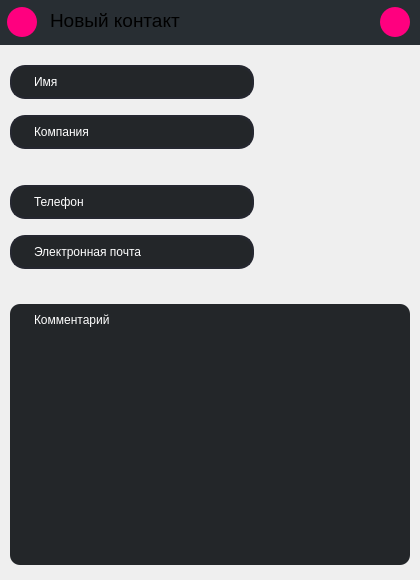
Above: Client/new_contact.ui from KarpovVlY/Client before the change. Below: the same form after it.
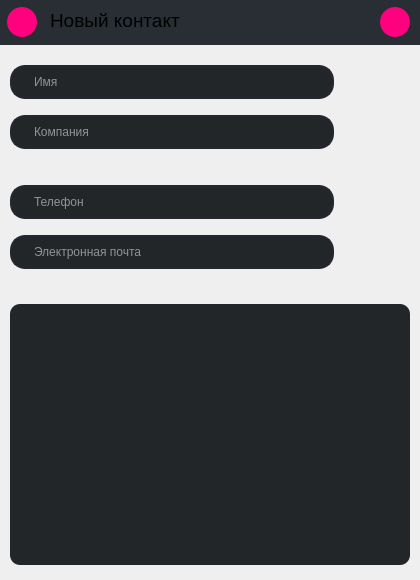
That is the form after the change. Icons and pictures are not drawn.

Patch:
```diff
--- a/Client/new_contact.ui
+++ b/Client/new_contact.ui
@@ -30,7 +30,7 @@
      <rect>
       <x>50</x>
       <y>5</y>
-      <width>141</width>
+      <width>271</width>
       <height>30</height>
      </rect>
     </property>
@@ -222,18 +222,21 @@
      <enum>Qt::ScrollBarAsNeeded</enum>
     </property>
     <property name="plainText">
-     <string>Комментарий</string>
+     <string/>
     </property>
     <property name="tabStopWidth">
      <number>20</number>
     </property>
+    <property name="placeholderText">
+     <string>Комментарий</string>
+    </property>
    </widget>
    <widget class="QLineEdit" name="nameLineEdit">
     <property name="geometry">
      <rect>
       <x>10</x>
       <y>20</y>
-      <width>244</width>
+      <width>324</width>
       <height>34</height>
      </rect>
     </property>
@@ -246,9 +249,9 @@
 	padding-right: 20px; 
 	background-color: rgb(35, 38, 41); 
 	selection-background-color: rgb(43,45,56);  
-	max-width:200px; 
+	max-width:280px; 
 	max-height:30px;
-	min-width:200px; 
+	min-width:280px; 
 	min-height:30px;
 }
  
@@ -263,6 +266,9 @@
 </string>
     </property>
     <property name="text">
+     <string/>
+    </property>
+    <property name="placeholderText">
      <string>Имя</string>
     </property>
    </widget>
@@ -271,7 +277,7 @@
      <rect>
       <x>10</x>
       <y>70</y>
-      <width>244</width>
+      <width>324</width>
       <height>34</height>
      </rect>
     </property>
@@ -284,9 +290,9 @@
 	padding-right: 20px; 
 	background-color: rgb(35, 38, 41); 
 	selection-background-color: rgb(43,45,56);  
-	max-width:200px; 
+	max-width:280px; 
 	max-height:30px;
-	min-width:200px; 
+	min-width:280px; 
 	min-height:30px;
 }
  
@@ -301,6 +307,9 @@
 </string>
     </property>
     <property name="text">
+     <string/>
+    </property>
+    <property name="placeholderText">
      <string>Компания</string>
     </property>
    </widget>
@@ -309,7 +318,7 @@
      <rect>
       <x>10</x>
       <y>190</y>
-      <width>244</width>
+      <width>324</width>
       <height>34</height>
      </rect>
     </property>
@@ -322,9 +331,9 @@
 	padding-right: 20px; 
 	background-color: rgb(35, 38, 41); 
 	selection-background-color: rgb(43,45,56);  
-	max-width:200px; 
+	max-width:280px; 
 	max-height:30px;
-	min-width:200px; 
+	min-width:280px; 
 	min-height:30px;
 }
  
@@ -339,6 +348,9 @@
 </string>
     </property>
     <property name="text">
+     <string/>
+    </property>
+    <property name="placeholderText">
      <string>Электронная почта</string>
     </property>
    </widget>
@@ -347,7 +359,7 @@
      <rect>
       <x>10</x>
       <y>140</y>
-      <width>244</width>
+      <width>324</width>
       <height>34</height>
      </rect>
     </property>
@@ -360,9 +372,9 @@
 	padding-right: 20px; 
 	background-color: rgb(35, 38, 41); 
 	selection-background-color: rgb(43,45,56);  
-	max-width:200px; 
+	max-width:280px; 
 	max-height:30px;
-	min-width:200px; 
+	min-width:280px; 
 	min-height:30px;
 }
  
@@ -377,6 +389,9 @@
 </string>
     </property>
     <property name="text">
+     <string/>
+    </property>
+    <property name="placeholderText">
      <string>Телефон</string>
     </property>
    </widget>
```
Left out of the diff: 6 changed lines with no effect on the pictures.
